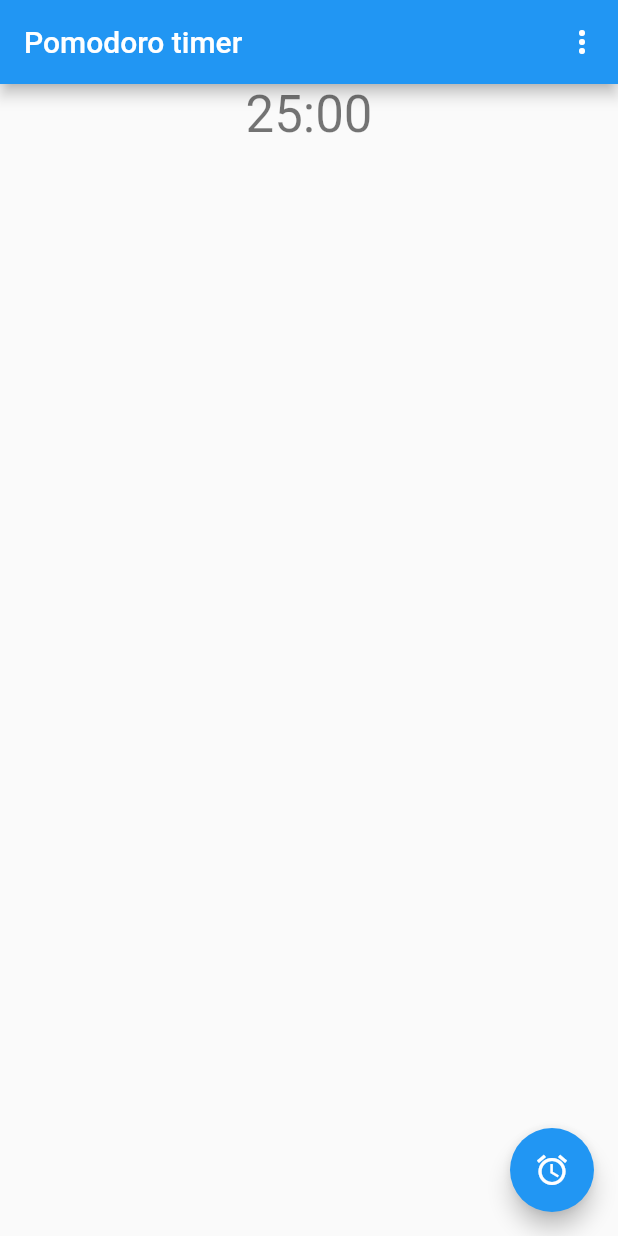
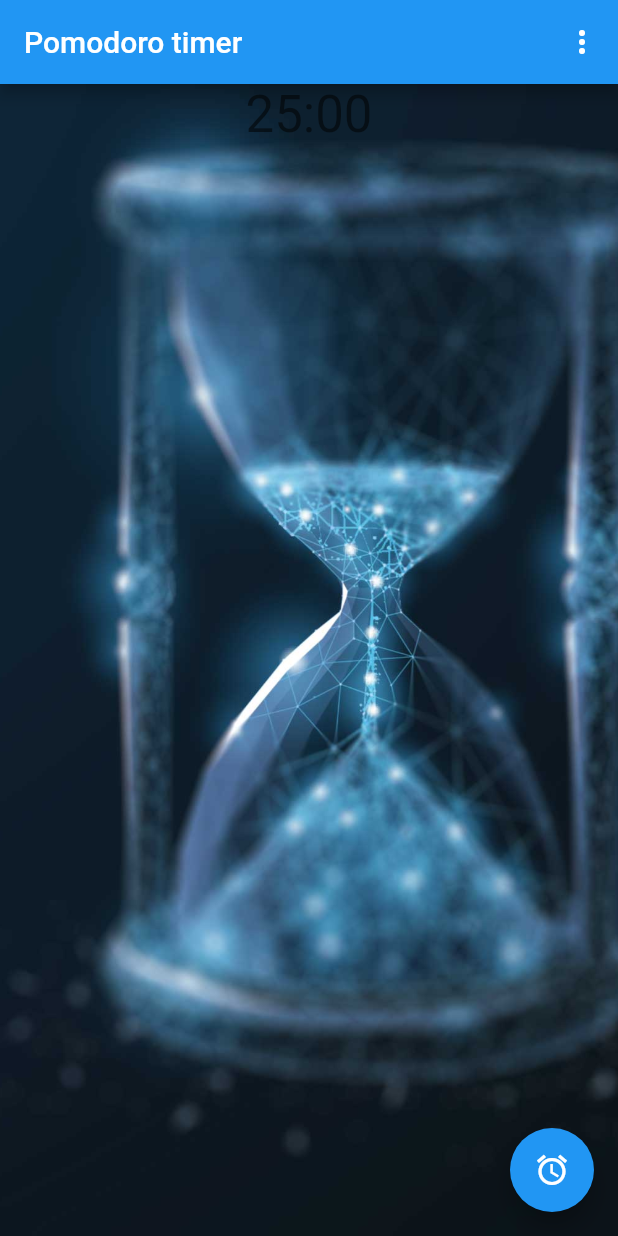
Before and after one commit to Yahhi/pomodoro_on_flutter, a Flutter app: the screen it shows after launch, on a phone screen of 412 x 824 dp. Run offline on Flutter 3.47's test engine with Material 2 defaults, Android fonts, the phone set to English and light mode, and no system bars; our stand-ins replace audioplayers, firebase_analytics, flutter_local_notifications, shared_preferences; missing offline and left inert: firebase_core_web, shared_preferences_web; accounts and stored records are empty.

Commit message:
refactor file structure

```diff
--- a/lib/main.dart
+++ b/lib/main.dart
@@ -16,8 +16,7 @@ class MyApp extends StatelessWidget {
     return new MaterialApp(
       title: 'Pomodoro',
       theme: new ThemeData(
-        primarySwatch: Colors.blue,
-      ),
+          primarySwatch: Colors.blue, backgroundColor: Colors.transparent),
       home: new MyHomePage(),
       routes: {
         '/settings': (context) => SettingsPage(),
--- a/lib/timer_screen.dart
+++ b/lib/timer_screen.dart
@@ -3,9 +3,9 @@ import 'dart:async';
 import 'package:audioplayers/audio_cache.dart';
 import 'package:flutter/material.dart';
 import 'package:flutter_local_notifications/flutter_local_notifications.dart';
-import 'package:simple_pomodoro/menu_choice.dart';
-import 'package:simple_pomodoro/settings_keys.dart';
-import 'package:simple_pomodoro/timer_view_model_impl.dart';
+import 'package:simple_pomodoro/constants/settings_keys.dart';
+import 'package:simple_pomodoro/model/menu_choice.dart';
+import 'package:simple_pomodoro/viewmodels/timer_view_model_impl.dart';
 
 class MyHomePage extends StatefulWidget {
   MyHomePage({Key key}) : super(key: key);
@@ -137,9 +137,16 @@ class _MyHomePageState extends State<MyHomePage> with WidgetsBindingObserver {
     // The Flutter framework has been optimized to make rerunning build methods
     // fast, so that you can just rebuild anything that needs updating rather
     // than having to individually change instances of widgets.
-    return new Scaffold(
-      appBar: new AppBar(
-        title: new Text(widget.title),
+    return Container(
+      decoration: BoxDecoration(
+        image: DecorationImage(
+          image: AssetImage("assets/bg.jpg"),
+          fit: BoxFit.cover,
+        ),
+      ),
+      child: Scaffold(
+        appBar: AppBar(
+          title: Text(widget.title),
           actions: <Widget>[
             // action button
             PopupMenuButton<Choice>(
@@ -155,29 +162,31 @@ class _MyHomePageState extends State<MyHomePage> with WidgetsBindingObserver {
             ),
           ],
         ),
-      body: new Center(
-        child: new Column(
+        backgroundColor: Colors.transparent,
+        body: Center(
+          child: Column(
             mainAxisAlignment: MainAxisAlignment.center,
             children: <Widget>[
-            new Text(
+              Text(
                 '$timeInWidget',
-              style: Theme.of(context).textTheme.display1,
+                style: Theme.of(context).textTheme.headline4,
               ),
-            new Expanded(
-              child: new ListView.builder(
+              Expanded(
+                child: ListView.builder(
                   itemCount: pomodoroFinishedItems.length,
                   itemBuilder: (BuildContext ctxt, int index) {
-                  return new Text(pomodoroFinishedItems[index]);
+                    return Text(pomodoroFinishedItems[index]);
                   },
                 ),
               ),
             ],
           ),
         ),
-      floatingActionButton: new FloatingActionButton(
+        floatingActionButton: FloatingActionButton(
           child: iconTimer,
           onPressed: _actionTimer,
           tooltip: 'Start/Stop timer',
+        ),
       ),
     );
   }
@@ -212,6 +221,7 @@ class _MyHomePageState extends State<MyHomePage> with WidgetsBindingObserver {
   void makeNoise() {
     debugPrint("zzzzz");
     player.play(SettingsKeys.defaultAlarmAudioPath);
+    player.fixedPlayer.pause();
   }
 
   void showPomodoroList(String event) {
--- a/lib/timer_view_model_impl.dart
+++ b/lib/viewmodels/timer_view_model_impl.dart
@@ -2,9 +2,9 @@ import 'dart:async';
 
 import 'package:intl/intl.dart';
 import 'package:shared_preferences/shared_preferences.dart';
-import 'package:simple_pomodoro/timer_view_model.dart';
+import 'package:simple_pomodoro/interfaces/timer_view_model.dart';
 
-import 'settings_keys.dart';
+import '../constants/settings_keys.dart';
 
 class TimerViewModelImpl implements TimerViewModel {
   static const oneSec = const Duration(seconds: 1);
--- a/lib/setting_widget.dart
+++ b/lib/widgets/setting_widget.dart
@@ -1,6 +1,6 @@
 import 'package:flutter/material.dart';
-import 'package:simple_pomodoro/setting.dart';
-import 'package:simple_pomodoro/setting_saver.dart';
+import 'package:simple_pomodoro/interfaces/setting_saver.dart';
+import 'package:simple_pomodoro/model/setting.dart';
 
 abstract class SettingWidget extends StatefulWidget {
   final Setting setting;
--- a/lib/setting_with_click.dart
+++ b/lib/widgets/setting_with_click.dart
@@ -1,7 +1,7 @@
 import 'package:flutter/material.dart';
-import 'package:simple_pomodoro/setting.dart';
-import 'package:simple_pomodoro/setting_saver.dart';
-import 'package:simple_pomodoro/setting_widget.dart';
+import 'package:simple_pomodoro/interfaces/setting_saver.dart';
+import 'package:simple_pomodoro/model/setting.dart';
+import 'package:simple_pomodoro/widgets/setting_widget.dart';
 
 class SettingWithClick extends SettingWidget {
   SettingWithClickState state;
--- a/lib/setting_with_switch.dart
+++ b/lib/widgets/setting_with_switch.dart
@@ -1,7 +1,7 @@
 import 'package:flutter/material.dart';
-import 'package:simple_pomodoro/setting.dart';
-import 'package:simple_pomodoro/setting_saver.dart';
-import 'package:simple_pomodoro/setting_widget.dart';
+import 'package:simple_pomodoro/interfaces/setting_saver.dart';
+import 'package:simple_pomodoro/model/setting.dart';
+import 'package:simple_pomodoro/widgets/setting_widget.dart';
 
 class SettingWithSwitch extends SettingWidget {
   SettingWithSwitch(Setting setting, SettingSaver listener)
--- a/pubspec.yaml
+++ b/pubspec.yaml
@@ -23,7 +23,7 @@ dependencies:
   audioplayers: ^0.14.0
   flutter_local_notifications: ^1.2.2
   shared_preferences: ^0.5.6+3
-  firebase_core: ^0.4.4+2
+  firebase_core: ^0.4.4
   firebase_analytics: ^5.0.11
 
 dev_dependencies:
@@ -44,6 +44,7 @@ flutter:
   uses-material-design: true
   assets:
     - assets/sound_alarm.mp3
+    - assets/bg.jpg
 
   # To add assets to your application, add an assets section, like this:
   # assets:
--- a/test_driver/app.dart
+++ b/test_driver/app.dart
@@ -1,8 +1,11 @@
+import 'package:flutter/material.dart';
 import 'package:flutter_driver/driver_extension.dart';
 import 'package:simple_pomodoro/main.dart' as app;
 
 void main() {
   // This line enables the extension
+
+  WidgetsFlutterBinding.ensureInitialized();
   enableFlutterDriverExtension();
 
   // Call the `main()` function of your app or call `runApp` with any widget you
```
Also changed, not shown: lib/generated_plugin_registrant.dart (added, +19 -0 lines), lib/model/setting.dart (renamed from lib/setting.dart, +7 -6 lines), lib/settings_screen.dart (+5 -5 lines), lib/viewmodels/settings_view_model.dart (renamed from lib/settings_view_model.dart, +9 -9 lines), assets/bg.jpg (added), lib/constants/settings_keys.dart (renamed from lib/settings_keys.dart), lib/interfaces/setting_saver.dart (renamed from lib/setting_saver.dart), lib/interfaces/timer_view_model.dart (renamed from lib/timer_view_model.dart), lib/model/menu_choice.dart (renamed from lib/menu_choice.dart), pubspec.lock, 19 other files. Lines whose indentation alone changed are shown as unchanged.
